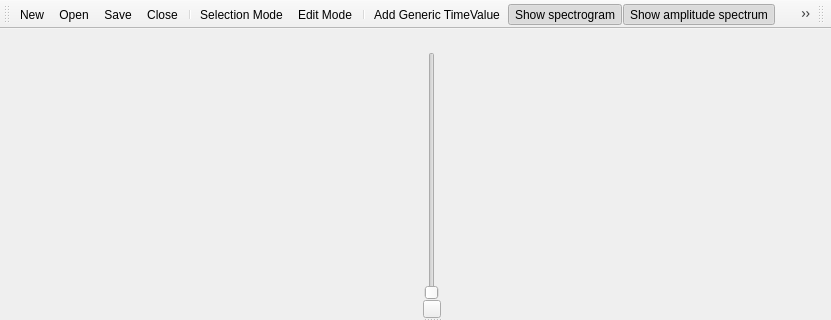
The window that src/wmainwindow.ui (gillesdegottex/dfasma) describes before a commit, drawn with Qt 5; both pictures show x 0 to 831 and y 0 to 320 of the 831 by 713 pixel window.
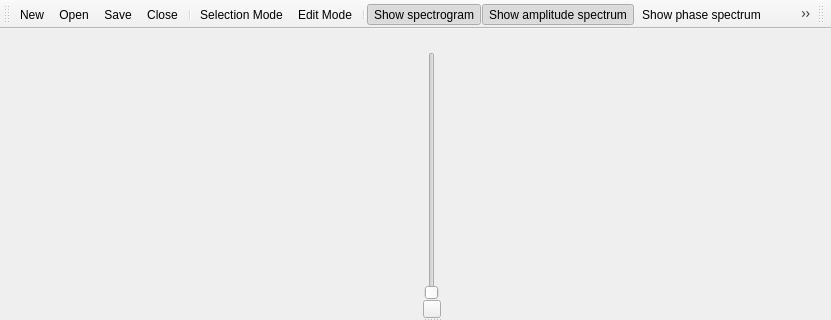
The same window after the commit. Icons and pictures are not drawn.

What changed in the file:
```diff
--- a/src/wmainwindow.ui
+++ b/src/wmainwindow.ui
@@ -805,7 +805,6 @@
    <addaction name="actionSelectionMode"/>
    <addaction name="actionEditMode"/>
    <addaction name="separator"/>
-   <addaction name="actionAddGenericTimeValue"/>
    <addaction name="actionShowSpectrogram"/>
    <addaction name="actionShowAmplitudeSpectrum"/>
    <addaction name="actionShowPhaseSpectrum"/>
@@ -814,6 +813,7 @@
    <addaction name="actionPlay"/>
    <addaction name="actionSettings"/>
    <addaction name="actionAbout"/>
+   <addaction name="separator"/>
   </widget>
   <widget class="QStatusBar" name="statusBar"/>
   <widget class="QToolBar" name="toolBar">
```
